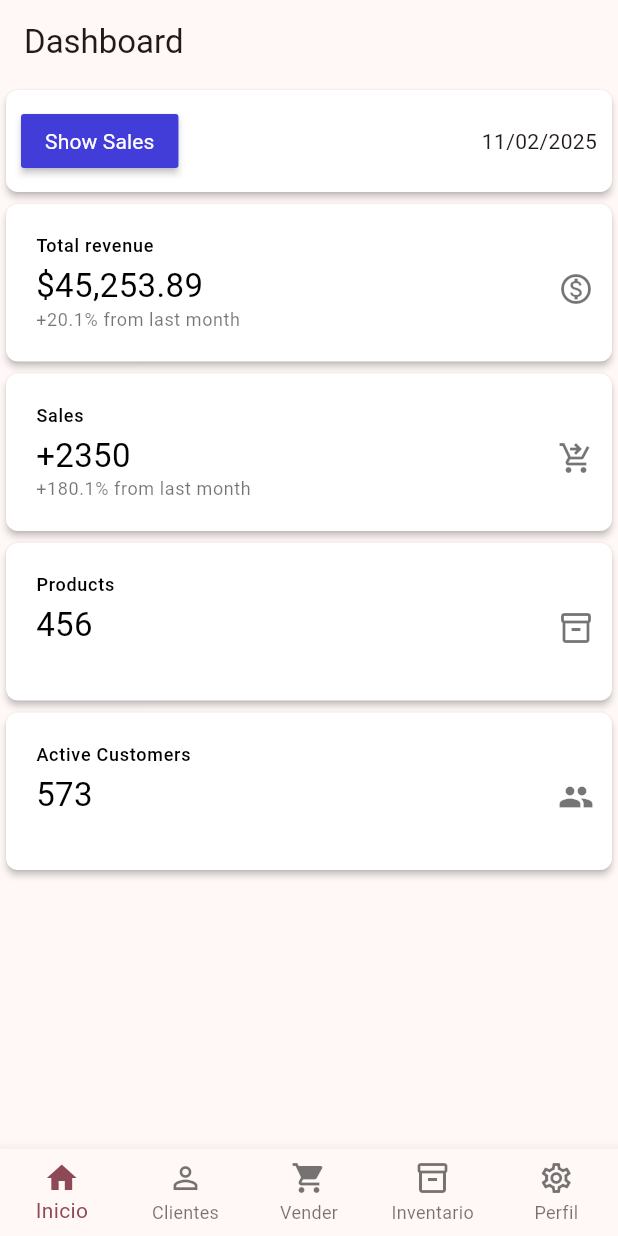
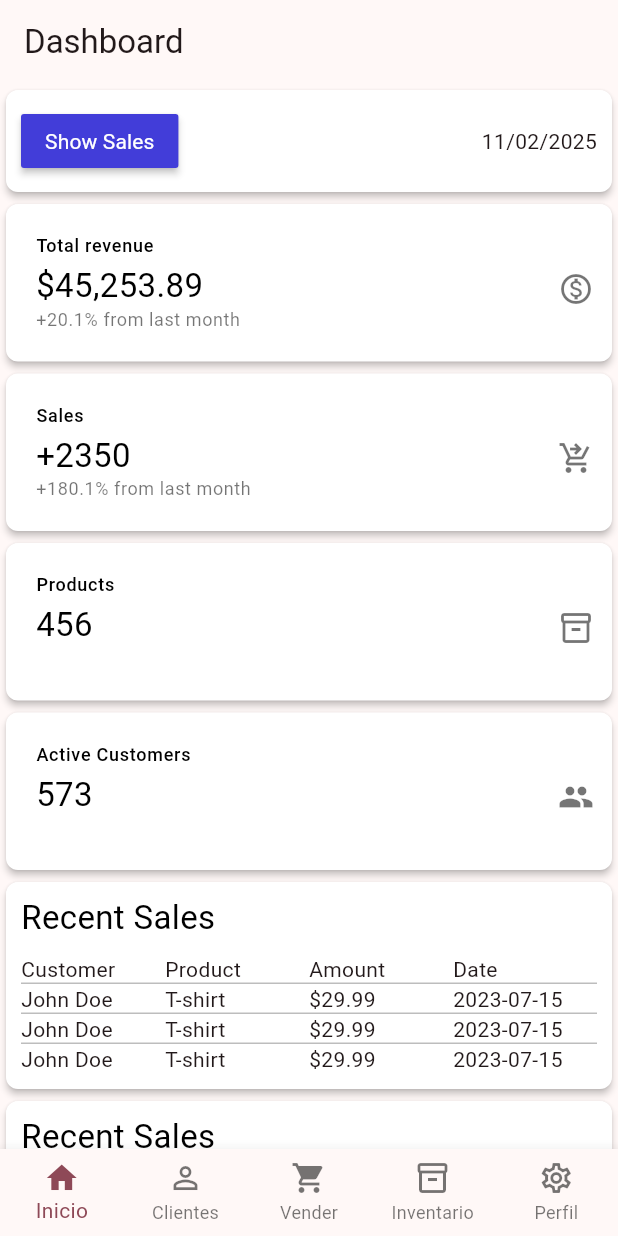
Before and after one commit to DanildZambrana/sales_app, a Flutter app: the screen it shows after launch, on a phone screen of 412 x 824 dp. Run offline on Flutter 3.47's test engine with Material 3 defaults, Android fonts, the phone set to English and light mode, and no system bars.

Commit message:
feat: add TableStatsCard component to dashboard
Introduce a reusable TableStatsCard component to display tabular data and integrate it into the Dashboard page. Enhanced the dashboard layout with recent sales and product statistics presented in table format for improved data visualization.

```diff
--- /dev/null
+++ b/lib/components/table_stats_component.dart
@@ -0,0 +1,71 @@
+import 'package:flutter/material.dart';
+
+class TableStatsCard extends StatelessWidget {
+  static const TextStyle _cardTitleStyle = TextStyle(
+    fontSize: 22,
+    fontWeight: FontWeight.w400,
+    height: 1.27,
+    color: Colors.black,
+  );
+
+  static const BoxDecoration _tableRowBorder = BoxDecoration(
+    border: Border(
+      bottom: BorderSide(color: Colors.black26),
+    ),
+  );
+
+  final String title;
+  final List<String> headers;
+  final List<List<String>> rows;
+
+  const TableStatsCard({
+    super.key,
+    required this.title,
+    required this.headers,
+    required this.rows,
+  });
+
+  Widget _buildTableContent() {
+    final List<TableRow> tableRowList = [];
+    tableRowList.add(
+      TableRow(
+        children: headers.map((header) => Text(header)).toList(),
+        decoration: _tableRowBorder,
+      ),
+    );
+    for (int i = 0; i < rows.length; i++) {
+      final bool isLastRow = (i == rows.length - 1);
+      tableRowList.add(
+        TableRow(
+          decoration: isLastRow ? null : _tableRowBorder,
+          children: rows[i].map((cell) => Text(cell)).toList(),
+        ),
+      );
+    }
+    return Table(
+      children: tableRowList,
+    );
+  }
+
+  @override
+  Widget build(BuildContext context) {
+    return Card(
+      color: Colors.white,
+      shape: RoundedRectangleBorder(borderRadius: BorderRadius.circular(8)),
+      elevation: 2,
+      child: Padding(
+        padding: const EdgeInsets.all(10),
+        child: Column(
+          mainAxisSize: MainAxisSize.min,
+          mainAxisAlignment: MainAxisAlignment.start,
+          crossAxisAlignment: CrossAxisAlignment.start,
+          children: [
+            Text(title, style: _cardTitleStyle),
+            const SizedBox(height: 10),
+            _buildTableContent(),
+          ],
+        ),
+      ),
+    );
+  }
+}
--- a/lib/screens/dashboard.dart
+++ b/lib/screens/dashboard.dart
@@ -1,6 +1,7 @@
 import 'package:flutter/cupertino.dart';
 import 'package:flutter/material.dart';
 import 'package:sales_app/components/statistic_component.dart';
+import 'package:sales_app/components/table_stats_component.dart';
 
 class DashboardPage extends StatefulWidget {
   const DashboardPage({super.key});
@@ -21,7 +22,8 @@ class _DashboardPageState extends State<DashboardPage> {
             appBar: AppBar(
               title: const Text("Dashboard"),
             ),
-            body: Center(
+            body: SingleChildScrollView(
+                child: Center(
               child: Column(
                 children: [
                   Card(
@@ -69,8 +71,27 @@ class _DashboardPageState extends State<DashboardPage> {
                       statValue: "573",
                       subtitle: "",
                       icon: Icons.group),
+                  const TableStatsCard(title: "Recent Sales", headers: [
+                    "Customer",
+                    "Product",
+                    "Amount",
+                    "Date"
+                  ], rows: [
+                    ["John Doe", "T-shirt", "\$29.99", "2023-07-15"],
+                    ["John Doe", "T-shirt", "\$29.99", "2023-07-15"],
+                    ["John Doe", "T-shirt", "\$29.99", "2023-07-15"],
+                  ]),
+                  const TableStatsCard(title: "Recent Sales", headers: [
+                    "Product",
+                    "Sales",
+                    "Revenue",
+                  ], rows: [
+                    ["T-shirt", "150", "\$4498.99"],
+                    ["T-shirt", "150", "\$4498.99"],
+                    ["T-shirt", "150", "\$4498.99"],
+                  ])
                 ],
               ),
-            )));
+            ))));
   }
 }
```
